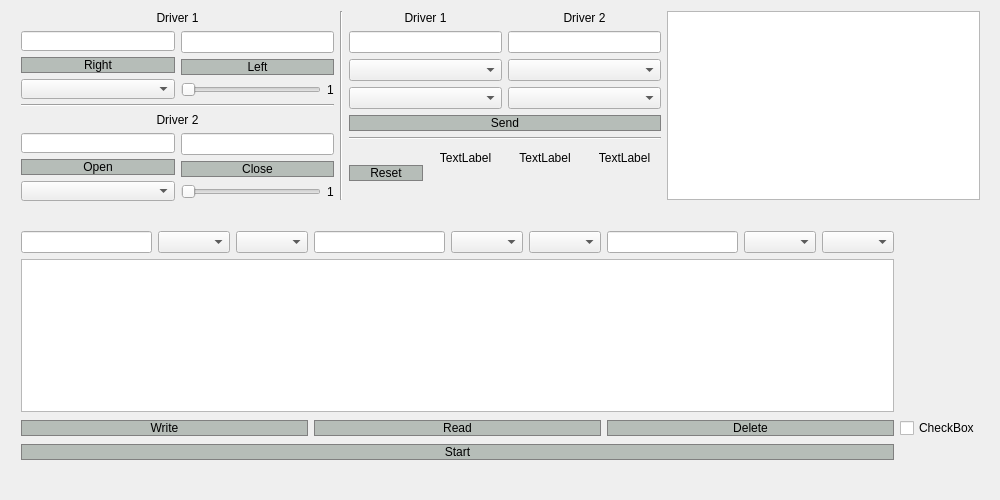
Qt form Project5/mainwindow.ui (paulkirsanov/robot_arm_qt) before a commit.
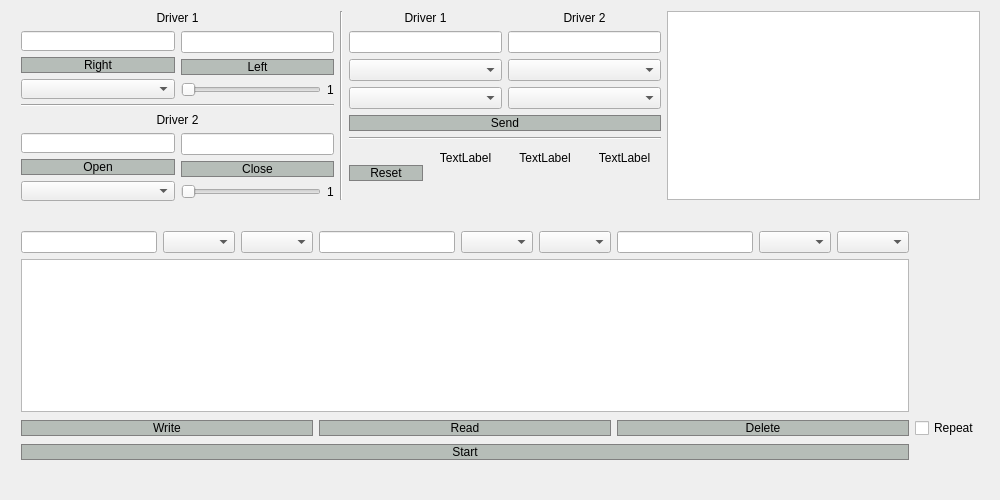
The same form after that commit. Icons and pictures are not drawn.

Patch:
```diff
--- a/Project5/mainwindow.ui
+++ b/Project5/mainwindow.ui
@@ -673,7 +673,7 @@
      <item row="1" column="1">
       <widget class="QCheckBox" name="checkBox">
        <property name="text">
-        <string>CheckBox</string>
+        <string>Repeat</string>
        </property>
       </widget>
      </item>
```
Left out of the diff: 2 changed lines with no effect on the pictures.
